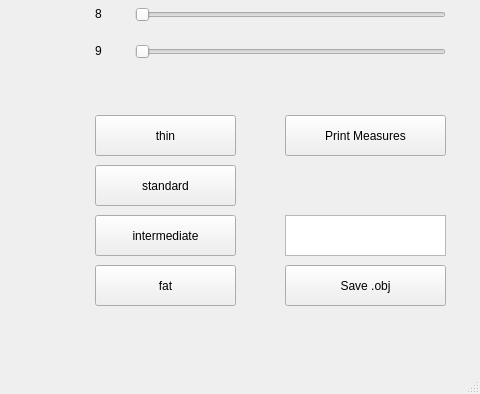
Above: UI_utils/MainWindow.ui from sophytoeat/BAsuitobj before the change; both pictures show x 625 to 1105 and y 335 to 729 of the 1105 by 729 pixel window. Below: the same form after it.
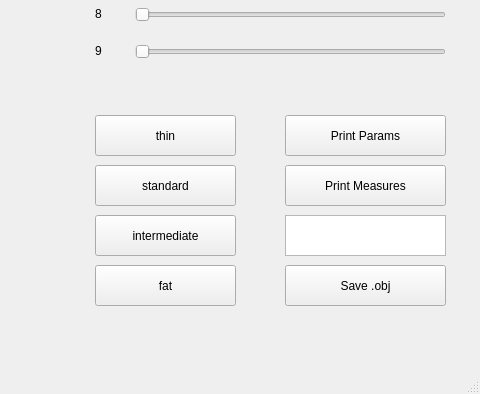
That is the form after the change.

Commit message: load preset rounding issue

Patch:
```diff
--- a/UI_utils/MainWindow.ui
+++ b/UI_utils/MainWindow.ui
@@ -28,7 +28,7 @@
     <property name="geometry">
      <rect>
       <x>910</x>
-      <y>450</y>
+      <y>500</y>
       <width>161</width>
       <height>41</height>
      </rect>
@@ -279,6 +279,19 @@
      <string>fat</string>
     </property>
    </widget>
+   <widget class="QPushButton" name="btParams">
+    <property name="geometry">
+     <rect>
+      <x>910</x>
+      <y>450</y>
+      <width>161</width>
+      <height>41</height>
+     </rect>
+    </property>
+    <property name="text">
+     <string>Print Params</string>
+    </property>
+   </widget>
   </widget>
   <widget class="QMenuBar" name="menubar">
    <property name="geometry">
```
The commit also changes 2 other files.
